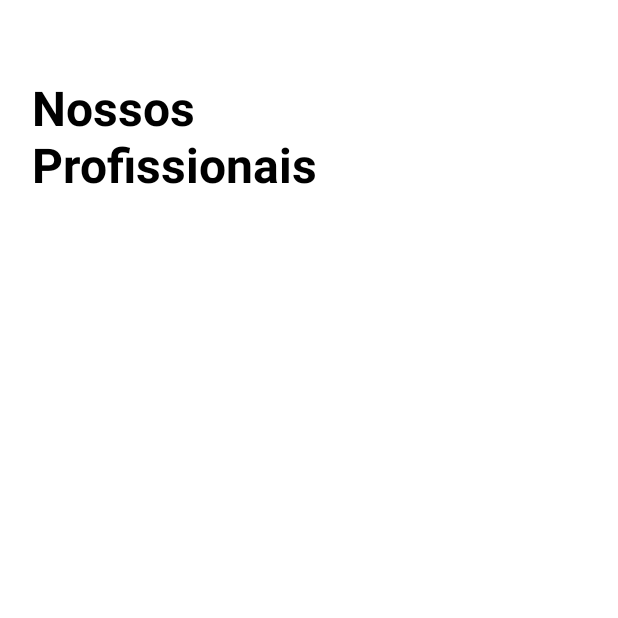
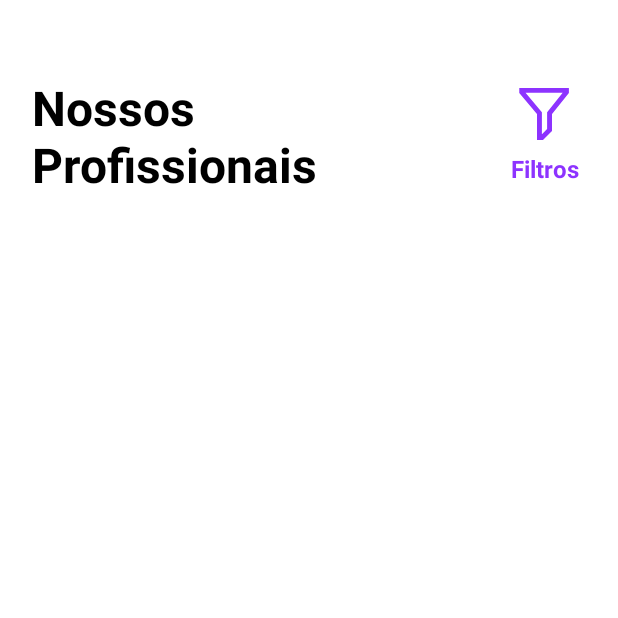
Before and after one commit to DanielJ06/Consul.t, an Android app: the ProfessionalFragment screen opened through its navigation route, on a phone screen of 412 x 824 dp, the top half of it. Run offline under Robolectric (Android 15) with nearby library versions, the phone set to English and light mode, and no system bars; our stand-ins replace Dagger/Hilt's generated code, data binding; 1 statement that could not run was skipped.

Commit message:
Styles improvement

```diff
--- /dev/null
+++ b/app/src/main/res/drawable/ic_filter.xml
@@ -0,0 +1,11 @@
+<vector xmlns:android="http://schemas.android.com/apk/res/android"
+    android:width="34dp"
+    android:height="36dp"
+    android:viewportWidth="34"
+    android:viewportHeight="36">
+  <path
+      android:strokeWidth="1"
+      android:pathData="M15.7785,34.875H12.5V17.8473L0.6875,3.7848V1.125H32.75V3.7696L21.5,17.8321V29.1535L15.7785,34.875ZM14.75,32.625H14.8465L19.25,28.2215V17.0429L30.1843,3.375H3.282L14.75,17.0277V32.625Z"
+      android:fillColor="#8D33FF"
+      android:strokeColor="#8D33FF"/>
+</vector>
--- a/app/src/main/res/drawable/rounded_bg.xml
+++ b/app/src/main/res/drawable/rounded_bg.xml
@@ -10,7 +10,11 @@
 
     <item android:id="@android:id/background">
         <shape android:shape="rectangle">
-            <solid android:color="@color/purple" />
+            <gradient
+                android:angle="-225"
+                android:endColor="@color/light_orange"
+                android:centerColor="@color/light_pink"
+                android:startColor="#9EB3FF" />
             <corners android:radius="16dp" />
         </shape>
     </item>
--- a/app/src/main/res/layout/fragment_professionals.xml
+++ b/app/src/main/res/layout/fragment_professionals.xml
@@ -21,9 +21,32 @@
             android:textColor="@color/black"
             android:textSize="32sp"
             android:textStyle="bold"
-            app:layout_constraintEnd_toEndOf="parent"
+            app:layout_constraintEnd_toStartOf="@id/filter_icon"
             app:layout_constraintStart_toStartOf="parent"
             app:layout_constraintTop_toTopOf="parent" />
+
+        <ImageView
+            android:id="@+id/filter_icon"
+            android:layout_width="wrap_content"
+            android:layout_height="wrap_content"
+            android:layout_marginEnd="32dp"
+            android:src="@drawable/ic_filter"
+            app:layout_constraintEnd_toEndOf="parent"
+            app:layout_constraintBottom_toTopOf="@id/filter_text"
+            app:layout_constraintTop_toTopOf="@+id/appCompatTextView2" />
+
+        <androidx.appcompat.widget.AppCompatTextView
+            android:id="@+id/filter_text"
+            android:layout_width="wrap_content"
+            android:layout_height="wrap_content"
+            android:text="@string/filters"
+            android:textColor="@color/darker_purple"
+            android:textSize="16sp"
+            android:textStyle="bold"
+            app:layout_constraintTop_toBottomOf="@id/filter_icon"
+            app:layout_constraintBottom_toBottomOf="@id/appCompatTextView2"
+            app:layout_constraintEnd_toEndOf="@+id/filter_icon"
+            app:layout_constraintStart_toStartOf="@+id/filter_icon" />
 
         <androidx.recyclerview.widget.RecyclerView
             android:id="@+id/professional_rv"
@@ -32,7 +55,8 @@
             android:layout_marginTop="20dp"
             android:orientation="vertical"
             android:scrollbars="none"
-            app:layout_constraintEnd_toEndOf="@+id/appCompatTextView2"
+            app:layout_constraintEnd_toEndOf="parent"
+            android:layout_marginEnd="21dp"
             app:layout_constraintStart_toStartOf="@+id/appCompatTextView2"
             app:layout_constraintTop_toBottomOf="@+id/appCompatTextView2"
             tools:listitem="@layout/professional_row_layout" />
--- a/app/src/main/res/layout/professional_row_layout.xml
+++ b/app/src/main/res/layout/professional_row_layout.xml
@@ -21,6 +21,9 @@
             android:layout_marginVertical="12dp"
             app:cardCornerRadius="24dp"
             app:cardElevation="5dp"
+            android:clickable="true"
+            android:focusable="true"
+            android:foreground="?android:attr/selectableItemBackground"
             app:layout_constraintBottom_toBottomOf="parent"
             app:layout_constraintEnd_toEndOf="parent"
             app:layout_constraintStart_toStartOf="parent"
--- a/app/src/main/res/values/colors.xml
+++ b/app/src/main/res/values/colors.xml
@@ -10,7 +10,14 @@
 
     <color name="charcoal">#555555</color>
     <color name="purple">#A864FF</color>
+    <color name="darker_purple">#8D33FF</color>
     <color name="blue">#6C8DFF</color>
     <color name="orange">#ED7E3F</color>
     <color name="yellow">#EDC73F</color>
+
+    <!-- Gradient colors -->
+    <color name="light_orange">#E37D7D</color>
+    <color name="light_pink">#AE76AB</color>
+    <color name="light_blue">#A6C8F3</color>
+
 </resources>
--- a/app/src/main/res/values/strings.xml
+++ b/app/src/main/res/values/strings.xml
@@ -6,4 +6,5 @@
     <string name="password">Senha</string>
     <string name="join">Entrar</string>
     <string name="register_here">Ainda não tem uma conta? Cadastre-se <b><font color="#000000" >aqui</font></b></string>
+    <string name="filters">Filtros</string>
 </resources>
```
Also changed, not shown: app/src/main/java/com/ioasys/diversidade/ui/fragments/SuccessAuthFragment.kt (added, +30 -0 lines), app/src/main/res/layout/fragment_success_auth.xml (added, +13 -0 lines).
